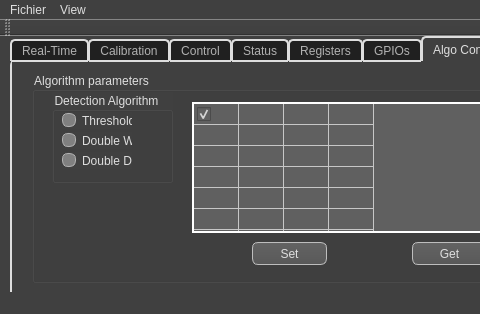
Qt form src/AWLQtDemo/awlqtdemo.ui (samanwaya-jena/EVAL-ADAL6110-16-GUI) before a commit; both pictures show x 0 to 480 and y 0 to 314 of the 1042 by 314 pixel window.
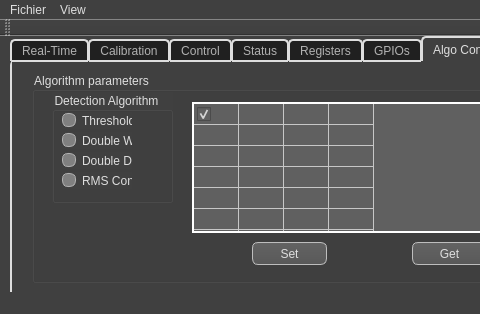
The same form after that commit. The open tabs and pages were chosen to show the change. Icons and pictures are not drawn.

Commit message: New default layout for the windows.  Algo 4 introduced.

The edit to the form file:
```diff
--- a/src/AWLQtDemo/awlqtdemo.ui
+++ b/src/AWLQtDemo/awlqtdemo.ui
@@ -3487,6 +3487,18 @@
         <height>211</height>
        </rect>
       </property>
+      <property name="sizePolicy">
+       <sizepolicy hsizetype="Preferred" vsizetype="Preferred">
+        <horstretch>1</horstretch>
+        <verstretch>0</verstretch>
+       </sizepolicy>
+      </property>
+      <property name="minimumSize">
+       <size>
+        <width>1</width>
+        <height>0</height>
+       </size>
+      </property>
       <property name="title">
        <string>Algorithm parameters</string>
       </property>
@@ -3496,7 +3508,7 @@
          <x>20</x>
          <y>20</y>
          <width>121</width>
-         <height>91</height>
+         <height>111</height>
         </rect>
        </property>
        <property name="title">
@@ -3544,6 +3556,19 @@
          <string>Double D</string>
         </property>
        </widget>
+       <widget class="QRadioButton" name="algo4RadioButton">
+        <property name="geometry">
+         <rect>
+          <x>10</x>
+          <y>80</y>
+          <width>70</width>
+          <height>17</height>
+         </rect>
+        </property>
+        <property name="text">
+         <string>RMS Conv</string>
+        </property>
+       </widget>
       </widget>
       <widget class="QTableWidget" name="parametersTable">
        <property name="geometry">
```
Left out of the diff: 2 changed lines with no effect on the pictures. The commit also changes 8 other files.
